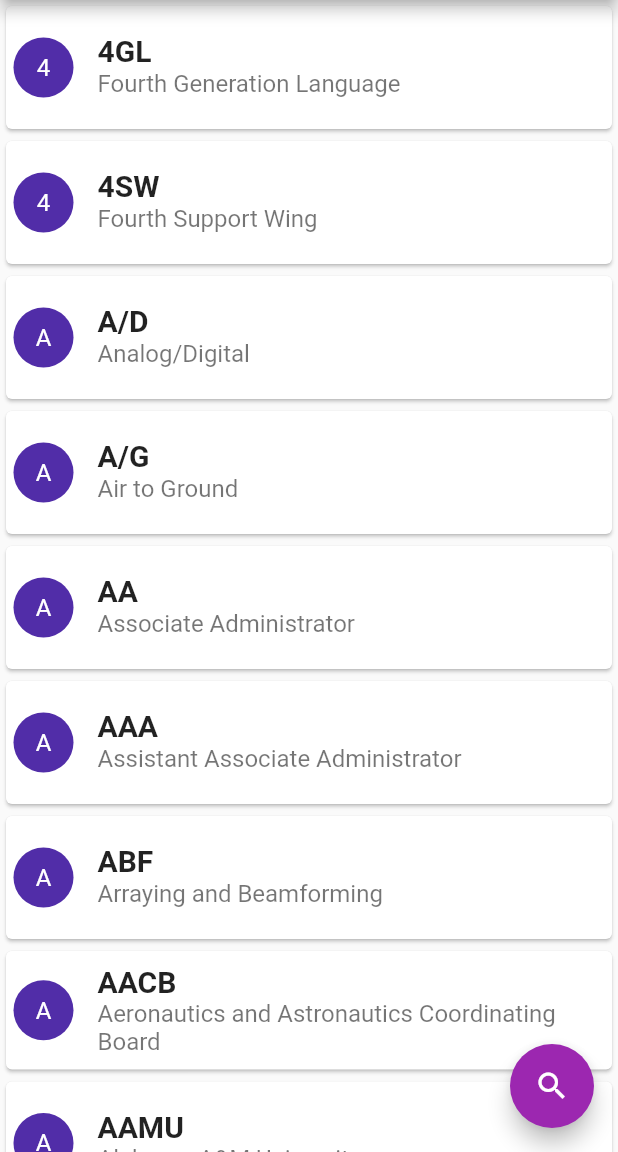
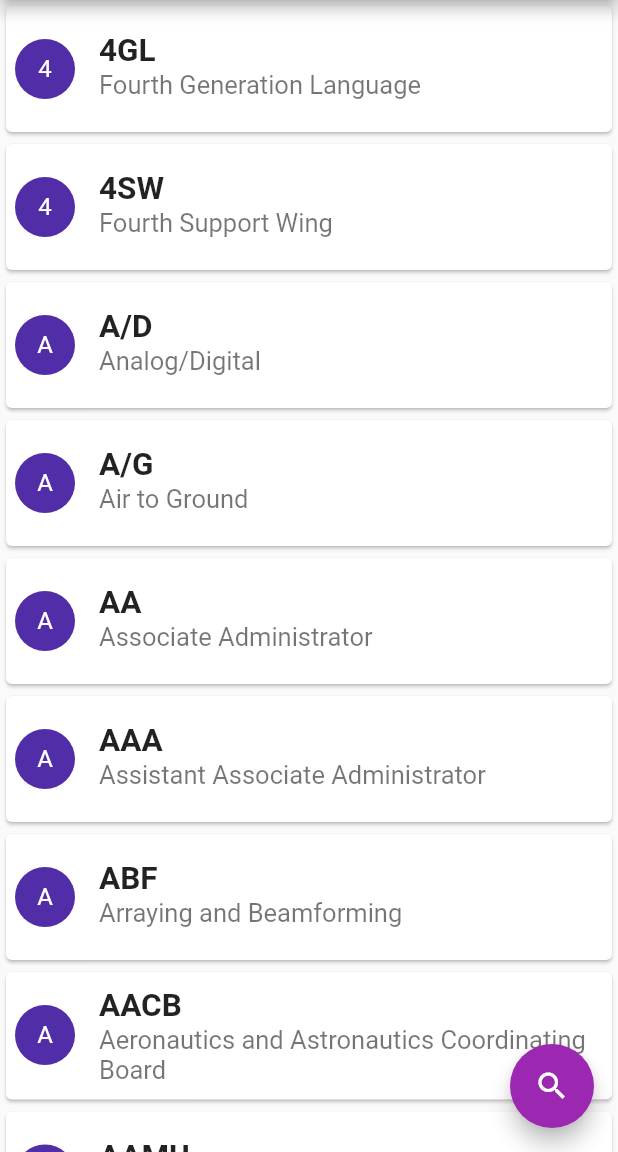
Before and after one commit to biswa1751/nasa-earth-dictionary, a Flutter app: the screen it shows after launch, on a phone screen of 412 x 824 dp, the part 84-1236 px from its top. Run offline on Flutter 3.47's test engine with Material 2 defaults, Android fonts, the phone set to English and light mode, and no system bars; missing offline and left inert: material_search.

Commit message:
UI updates
Small UI updates to make better experience

```diff
--- a/lib/ui/home_page.dart
+++ b/lib/ui/home_page.dart
@@ -36,13 +36,13 @@ class _MyHomePageState extends State<MyHomePage> {
               ),
               title: Text(
                 "${_keysList[i]}",
-                style: TextStyle(fontWeight: FontWeight.bold, fontSize: 20.0),
+                style: TextStyle(fontWeight: FontWeight.bold, fontSize: 21.0),
               ),
               subtitle: Text(
                 wordData[_keysList[i]],
-                style: TextStyle(fontSize: 16.0),
+                style: TextStyle(fontSize: 17.0),
               ),
-              contentPadding: EdgeInsets.all(5.0),
+              contentPadding: EdgeInsets.all(6.0),
               onTap: () =>
                   Navigator.of(context).push(findMeaning(_keysList[i], _keysList, wordData,context)),
             ),
@@ -51,7 +51,7 @@ class _MyHomePageState extends State<MyHomePage> {
       ),
       floatingActionButton: new FloatingActionButton(
         isExtended: true,
-        tooltip: "Search it out !",
+        tooltip: "Search for it !",
         child: Icon(Icons.search),
         onPressed: () {
           Navigator.of(context).push(
```
